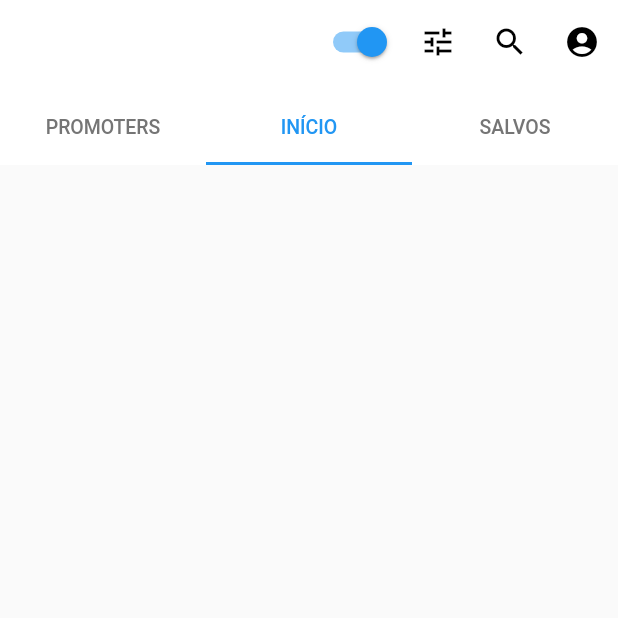
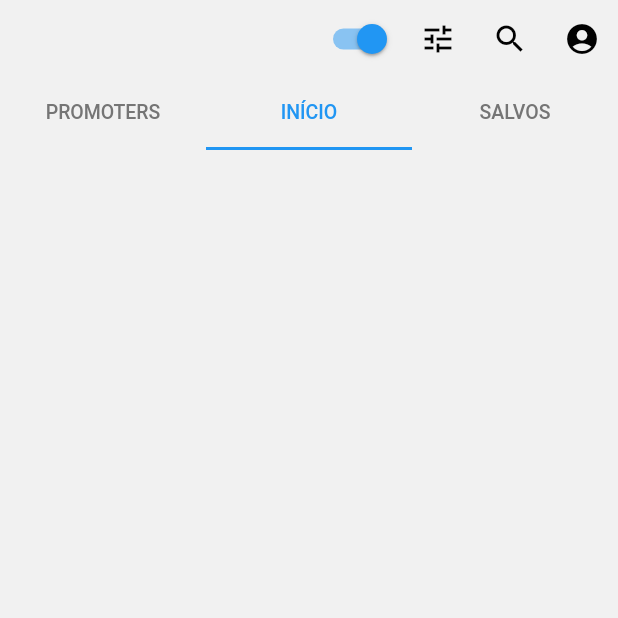
Before and after one commit to joseADR/spreadapp, a Flutter app: the screen it shows after launch, on a phone screen of 412 x 824 dp, the top half of it. Run offline on Flutter 3.47's test engine with Material 2 defaults, Android fonts, the phone set to English and light mode, and no system bars; our stand-ins replace cloud_firestore, firebase_auth, google_sign_in, shared_preferences; missing offline and left inert: flutter_facebook_login, map_view; accounts and stored records are empty; Roboto replaces fonts that are missing (MontSerrat).

Commit message:
versao do sdk

```diff
--- a/lib/config/loginPage.dart
+++ b/lib/config/loginPage.dart
@@ -60,9 +60,7 @@ class _LoginPageState extends State<LoginPage> with SingleTickerProviderStateMix
                     FlutterLogo(
                       size: _iconAnimation.value * 140.0,
                     ),
-
                     SizedBox(height: 100.0),
-
                     SizedBox(height: 15.0),
                     RaisedButton(
                       shape: RoundedRectangleBorder(borderRadius:(BorderRadius.circular(4.0))),
--- a/lib/config/theme.dart
+++ b/lib/config/theme.dart
@@ -1,9 +1,11 @@
 import 'package:flutter/material.dart';
 final ThemeData SpreadLight = new ThemeData(
-  backgroundColor: Color(0xffE0E0E0),
+  backgroundColor: Color(0xfff1f1f1),
   brightness: Brightness.light,
+  scaffoldBackgroundColor: Color(0xfff1f1f1),
+  secondaryHeaderColor: Color(0xffd2d2d2),
   primarySwatch: Colors.blue,
-  primaryColor: Color(0xffFFFFFF),
+  primaryColor: Color(0xfff1f1f1),
   primaryColorBrightness: Brightness.light,
   accentColor: Colors.blue,
   primaryTextTheme: TextTheme(title: TextStyle(color:Colors.black,fontFamily: 'MontSerrat')),
@@ -14,6 +16,7 @@ final ThemeData SpreadLight = new ThemeData(
 );
 final ThemeData SpreadDark = new ThemeData(
   backgroundColor: Color(0xff212121),
+  secondaryHeaderColor: Colors.black38,
   brightness: Brightness.dark,
   primarySwatch: Colors.blue,
   primaryColor: Color(0xff1e1e1e),
--- a/lib/main.dart
+++ b/lib/main.dart
@@ -7,10 +7,8 @@ import './config/firebaseSaves.dart';
 import './config/search.dart';
 import 'dart:async';
 import 'dart:math';
-import 'package:map_view/map_view.dart';
 //
 void main() {
-  MapView.setApiKey("AIzaSyBP66a3yw183ZnCraIH8Zzv9XC9R1VjO28");
   SystemChrome.setPreferredOrientations([
     DeviceOrientation.portraitUp
   ]);runApp(HomePage());
@@ -94,7 +92,7 @@ class _HomePageState extends State<HomePage> with SingleTickerProviderStateMixin
             return <Widget> [
               SliverAppBar(
                 //textTheme: Theme.of(context).primaryTextTheme,
-                expandedHeight: 110.0,
+                expandedHeight: 100.0,
                 elevation: 5.0,
                 //backgroundColor:Theme.of(context).primaryColor,
                 pinned: true,
```
Also changed, not shown: lib/components/cardinfo.dart (+8 -6 lines), lib/components/post.dart (+13 -7 lines), 2 other files.
